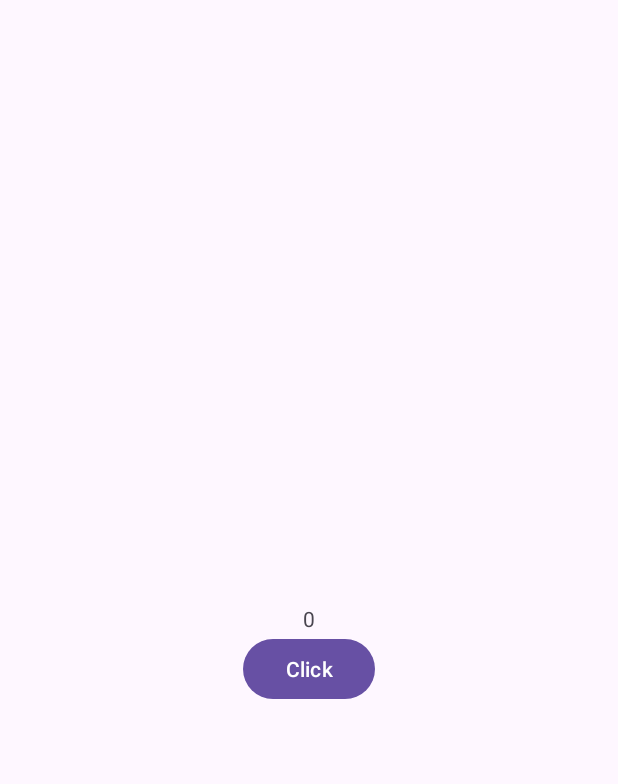
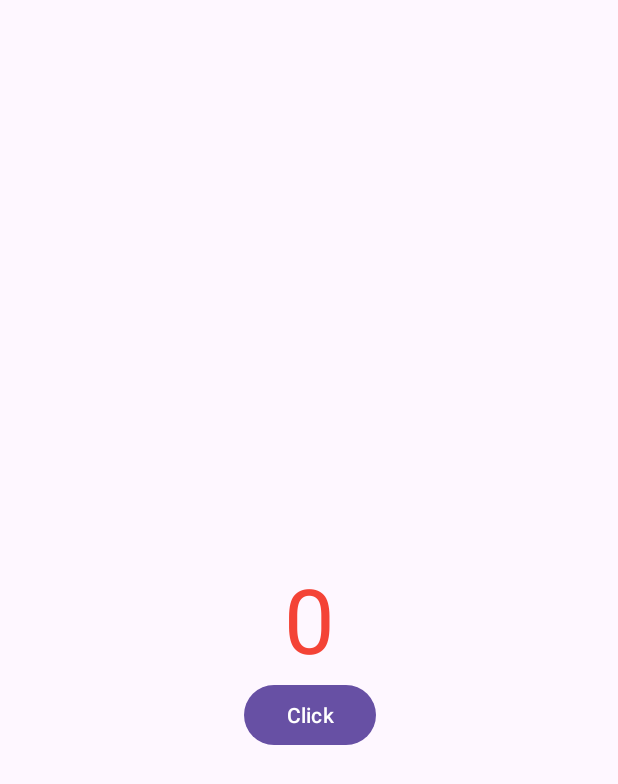
Before and after one commit to rbeninca/pdm, an Android app: the screen it shows after launch (MainActivity), after a tap on "Click", on a phone screen of 412 x 824 dp. Shown: the top 784 px of the screen. Run offline under Robolectric (Android 15) with nearby library versions, the phone set to English and light mode, and no system bars.

Commit message:
cor do text e tamanho da fonte

```diff
--- a/app/src/main/res/layout/activity_main.xml
+++ b/app/src/main/res/layout/activity_main.xml
@@ -12,6 +12,8 @@
         android:layout_width="wrap_content"
         android:layout_height="wrap_content"
         android:text="@string/ola"
+        android:textColor="#F44336"
+        android:textSize="60sp"
         app:layout_constraintBottom_toBottomOf="parent"
         app:layout_constraintEnd_toEndOf="parent"
         app:layout_constraintStart_toStartOf="parent"
```
